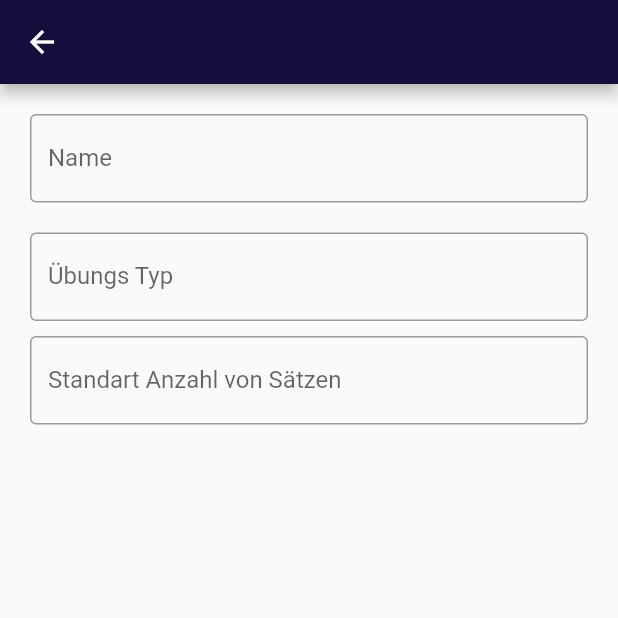
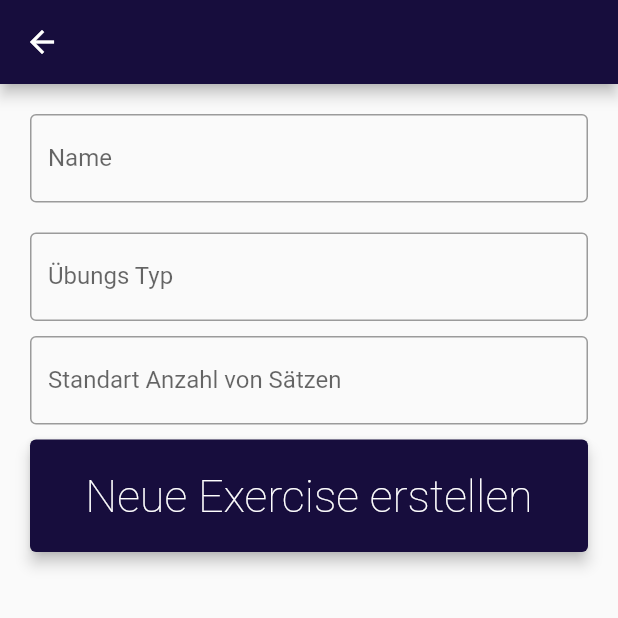
Before and after one commit to GaisbauerLukas/Fitervari-TrainTogether, a Flutter app: the CreateExercise screen opened directly, on a phone screen of 412 x 824 dp, the top half of it. Run offline on Flutter 3.47's test engine with Material 2 defaults, Android fonts, the phone set to English and light mode, and no system bars; our stand-ins replace carousel_slider, charts_flutter, lottie, numberpicker; accounts and stored records are empty; network calls fail; Roboto replaces fonts that are missing (RobotoCondensed).

Commit message:
Added CreateExercise

```diff
--- a/Code/fitervari_frontend/lib/contracts/transfer/person.dart
+++ b/Code/fitervari_frontend/lib/contracts/transfer/person.dart
@@ -6,6 +6,7 @@ class Person extends Identifiable {
   // later implement here a photo
   int pictureId;
 
+  Person.named({id, this.name, this.pictureId}) : super(id);
   Person(id, this.name, this.pictureId) : super(id);
 
   Person.fromJson(dynamic json) : super(json["id"]) {
--- a/Code/fitervari_frontend/lib/logic/providers/exercise_provider.dart
+++ b/Code/fitervari_frontend/lib/logic/providers/exercise_provider.dart
@@ -21,5 +21,8 @@ class ExerciseProvider extends ChangeNotifier{
     _exercises.addAll(tmp);
     notifyListeners();
   }
-
+  addExercises(Exercise exercise) {
+    _exercises.add(exercise);
+    _endpoint.post(exercise);
+  }
 }
--- a/Code/fitervari_frontend/lib/views/exercise_view/create_exercise.dart
+++ b/Code/fitervari_frontend/lib/views/exercise_view/create_exercise.dart
@@ -1,9 +1,22 @@
+import 'package:fitervari/contracts/transfer/exercise.dart';
+import 'package:fitervari/contracts/transfer/person.dart';
+import 'package:fitervari/logic/providers/exercise_provider.dart';
+import 'package:fitervari/views/workout_edit_view/sub_widgets/exercise_list.dart';
 import 'package:flutter/cupertino.dart';
 import 'package:flutter/material.dart';
+import 'package:provider/provider.dart';
 
 class CreateExercise extends StatelessWidget {
+  static const routeName = "/Create_Exercise";
+
   @override
   Widget build(BuildContext context) {
+    return Consumer<ExerciseProvider>(builder: (context, provider, child) {
+      final nameController = TextEditingController();
+      final exerciseTypController = TextEditingController();
+      final numberOfSetController = TextEditingController();
+      Person person;
+
       return Scaffold(
         appBar: AppBar(),
         body: Padding(
@@ -16,30 +29,67 @@ class CreateExercise extends StatelessWidget {
                   border: OutlineInputBorder(),
                   labelText: 'Name',
                 ),
+                controller: nameController,
               ),
             ),
             Container(
               padding: EdgeInsets.fromLTRB(10, 10, 10, 0),
               child: TextField(
-              obscureText: true,
                 decoration: InputDecoration(
                   border: OutlineInputBorder(),
                   labelText: 'Übungs Typ',
                 ),
+                controller: exerciseTypController,
               ),
             ),
             Container(
               padding: EdgeInsets.fromLTRB(10, 10, 10, 0),
               child: TextField(
-              obscureText: true,
+                keyboardType: TextInputType.number,
                 decoration: InputDecoration(
                   border: OutlineInputBorder(),
                   labelText: 'Standart Anzahl von Sätzen',
+                ),
+                controller: numberOfSetController,
+              ),
+            ),
+            Container(
+              child: InkWell(
+                onTap: () => {
+                  person = Person.named(name: "Test"),
+                  provider.addExercises(
+                    Exercise(
+                      creationDate: DateTime.now(),
+                      creator: person,
+                      officialFlag: false,
+                      name: nameController.text,
+                      exerciseType: exerciseTypController.text,
+                      standardSetNr: int.parse(numberOfSetController.text),
+                    ),
+                  ),
+                  Navigator.of(context).pushNamed(ExerciseList.routeName),
+                },
+                child: Card(
+                  margin: EdgeInsets.all(10),
+                  color: Theme.of(context).primaryColor,
+                  elevation: 4,
+                  child: Container(
+                    margin: EdgeInsets.all(20),
+                    width: double.infinity,
+                    child: Center(
+                      child: Text(
+                        'Neue Exercise erstellen',
+                        style: TextStyle(
+                            color: Colors.white, fontWeight: FontWeight.w100),
+                      ),
+                    ),
+                  ),
                 ),
               ),
             ),
           ]),
         ),
       );
+    });
   }
 }
--- a/Code/fitervari_frontend/lib/widgets/content_app.dart
+++ b/Code/fitervari_frontend/lib/widgets/content_app.dart
@@ -4,6 +4,7 @@ import 'package:fitervari/logic/providers/news_letters_provider.dart';
 import 'package:fitervari/logic/providers/settings_provider.dart';
 import 'package:fitervari/logic/providers/workout_provider.dart';
 import 'package:fitervari/views/do_exercise_page/do_exercise_page.dart';
+import 'package:fitervari/views/exercise_view/create_exercise.dart';
 import 'package:fitervari/views/filler_page/filler_page.dart';
 import 'package:fitervari/views/news_letter_details_page/NewsLetterDetailsPage.dart';
 import 'package:fitervari/views/tabs_screen/tabs_screen.dart';
@@ -59,6 +60,7 @@ class _ContentAppState extends State<ContentApp> {
             DoExercisePage.routeName: (ctx) => DoExercisePage(),
             WorkoutEditView.routeName: (ctx) => WorkoutEditView(),
             ExerciseList.routeName: (ctx) => ExerciseList(),
+            CreateExercise.routeName: (ctx) => CreateExercise(),
           },
         );
       },
```
Also changed, not shown: Code/fitervari_frontend/lib/views/workout_edit_view/sub_widgets/exercise_list.dart (+11 -1 lines). Lines whose indentation alone changed are shown as unchanged.
